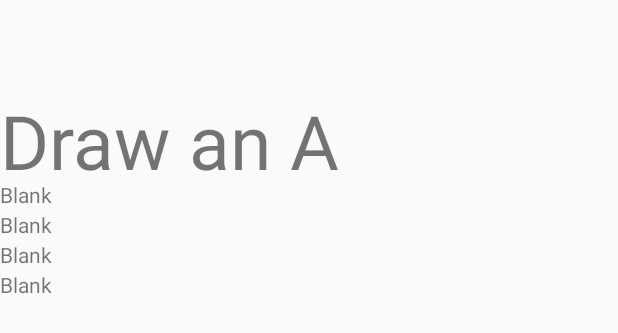
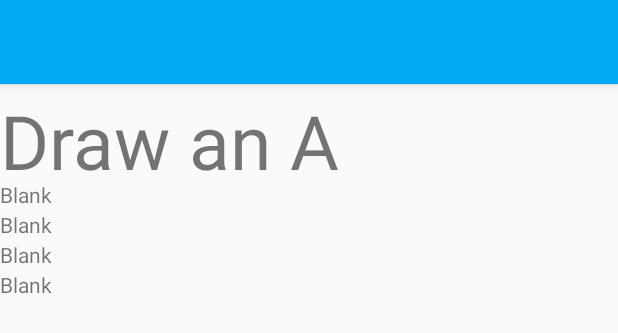
Before and after one commit to storm1996/My-Final-Year-Project, an Android app: the layout activity_main.xml on its own in the app's theme, with its tools: preview values and no code run, on a phone screen of 412 x 824 dp. Shown: the top 333 px of the screen. Run offline under Robolectric (Android 15) with nearby library versions, the phone set to English and light mode, and no system bars.

```diff
--- a/FYP/app/build.gradle
+++ b/FYP/app/build.gradle
@@ -23,6 +23,7 @@ dependencies {
     compile 'com.android.support:design:26.1.0'
     compile 'com.android.support:cardview-v7:26.1.0'
     compile 'com.android.support:recyclerview-v7:26.1.0'
+    compile "com.androidplot:androidplot-core:1.5.3"
     implementation fileTree(dir: 'libs', include: ['*.jar'])
     implementation 'com.android.support:appcompat-v7:26.1.0'
     implementation 'com.android.support.constraint:constraint-layout:1.0.2'
--- a/FYP/app/src/main/AndroidManifest.xml
+++ b/FYP/app/src/main/AndroidManifest.xml
@@ -18,6 +18,9 @@
                 <category android:name="android.intent.category.LAUNCHER" />
             </intent-filter>
         </activity>
+
+        <activity android:name=".MainActivity" />
+
     </application>
 
 </manifest>
--- a/FYP/app/src/main/java/com/example/alann/fyp/MainActivity.java
+++ b/FYP/app/src/main/java/com/example/alann/fyp/MainActivity.java
@@ -8,6 +8,7 @@
 import android.gesture.Prediction;
 import android.support.v7.app.AppCompatActivity;
 import android.os.Bundle;
+import android.support.v7.widget.Toolbar;
 import android.widget.TextView;
 import android.widget.Toast;
 
@@ -32,6 +33,11 @@
     protected void onCreate(Bundle savedInstanceState) {
         super.onCreate(savedInstanceState);
         setContentView(R.layout.activity_main);
+
+        // Adding Toolbar to Main screen
+        Toolbar toolbar = (Toolbar) findViewById(R.id.toolbar);
+        setSupportActionBar(toolbar);
+        toolbar.setTitleTextColor(android.graphics.Color.WHITE);
 
         mLibrary = GestureLibraries.fromRawResource(this, R.raw.gestures);
         if(!mLibrary.load()){ // GETS CUSTOM PATTERNS I MADE AND PUT IN RAW FILE
--- a/FYP/app/src/main/res/layout/activity_main.xml
+++ b/FYP/app/src/main/res/layout/activity_main.xml
@@ -1,4 +1,30 @@
 <?xml version="1.0" encoding="utf-8"?>
+
+<android.support.design.widget.CoordinatorLayout
+    xmlns:android="http://schemas.android.com/apk/res/android"
+    tools:context="com.example.alann.fyp.MainActivity"
+    xmlns:app="http://schemas.android.com/apk/res-auto"
+    android:layout_width="match_parent"
+    android:layout_height="match_parent"
+    xmlns:tools="http://schemas.android.com/tools">
+
+    <android.support.design.widget.AppBarLayout
+        android:id="@+id/appbar"
+        android:layout_width="match_parent"
+        android:layout_height="wrap_content"
+        android:theme="@style/ThemeOverlay.AppCompat.Dark.ActionBar">
+
+        <android.support.v7.widget.Toolbar
+            android:id="@+id/toolbar"
+            android:layout_width="match_parent"
+            android:layout_height="?attr/actionBarSize"
+            android:background="?attr/colorPrimary"
+            app:theme="@style/AppTheme"
+            app:layout_scrollFlags="scroll|enterAlways"
+            app:popupTheme="@style/ThemeOverlay.AppCompat.Light" />
+
+        </android.support.design.widget.AppBarLayout>
+
                 <android.gesture.GestureOverlayView xmlns:android="http://schemas.android.com/apk/res/android"
                     xmlns:app="http://schemas.android.com/apk/res-auto"
                     xmlns:tools="http://schemas.android.com/tools"
@@ -47,3 +73,4 @@
                         android:text="Blank" />
 
                 </android.gesture.GestureOverlayView>
+</android.support.design.widget.CoordinatorLayout>
--- a/FYP/app/src/main/res/values/arrays.xml
+++ b/FYP/app/src/main/res/values/arrays.xml
@@ -51,4 +51,5 @@
         <item>55 - 63</item>
         <item>53 - 72</item>
     </string-array>
+
 </resources>
```
Also changed, not shown: FYP/app/src/main/java/com/example/alann/fyp/MainMenu.java (+11 -7 lines), FYP/app/src/main/java/com/example/alann/fyp/TeamsStatsContentFragment.java (+56 -6 lines), FYP/app/src/main/res/layout/item_teamstats.xml (+15 -0 lines), FYP/app/src/main/res/xml/line_point_formatter_with_labels.xml (added, +8 -0 lines), 1 other file. Lines whose indentation alone changed are shown as unchanged.
